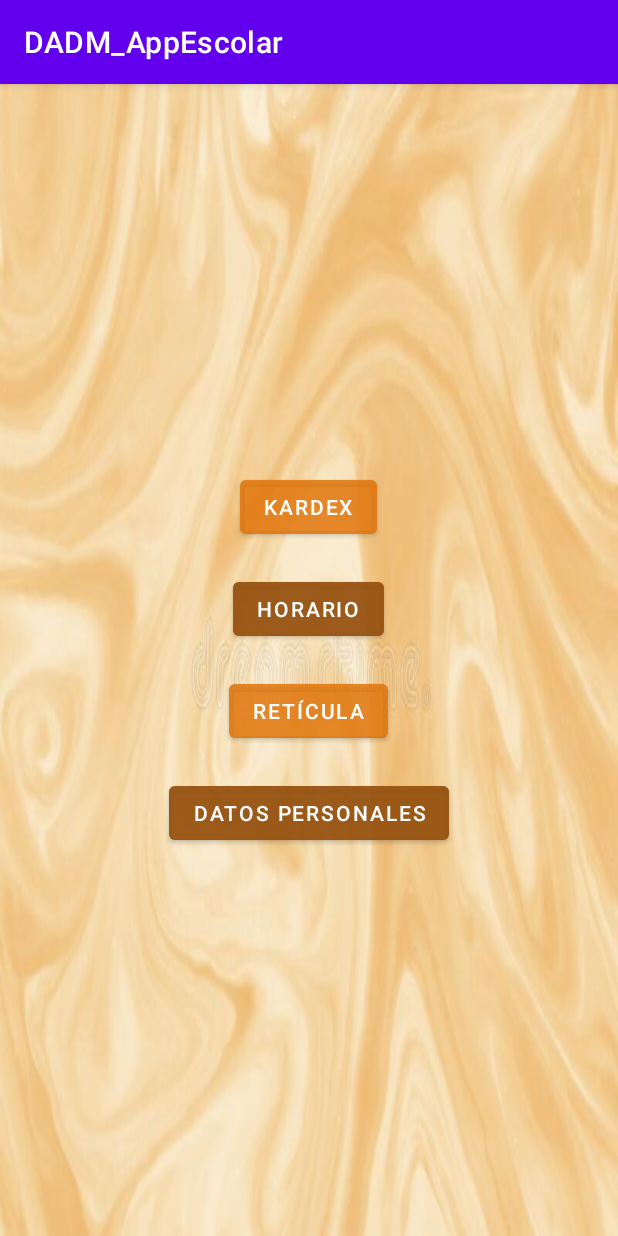
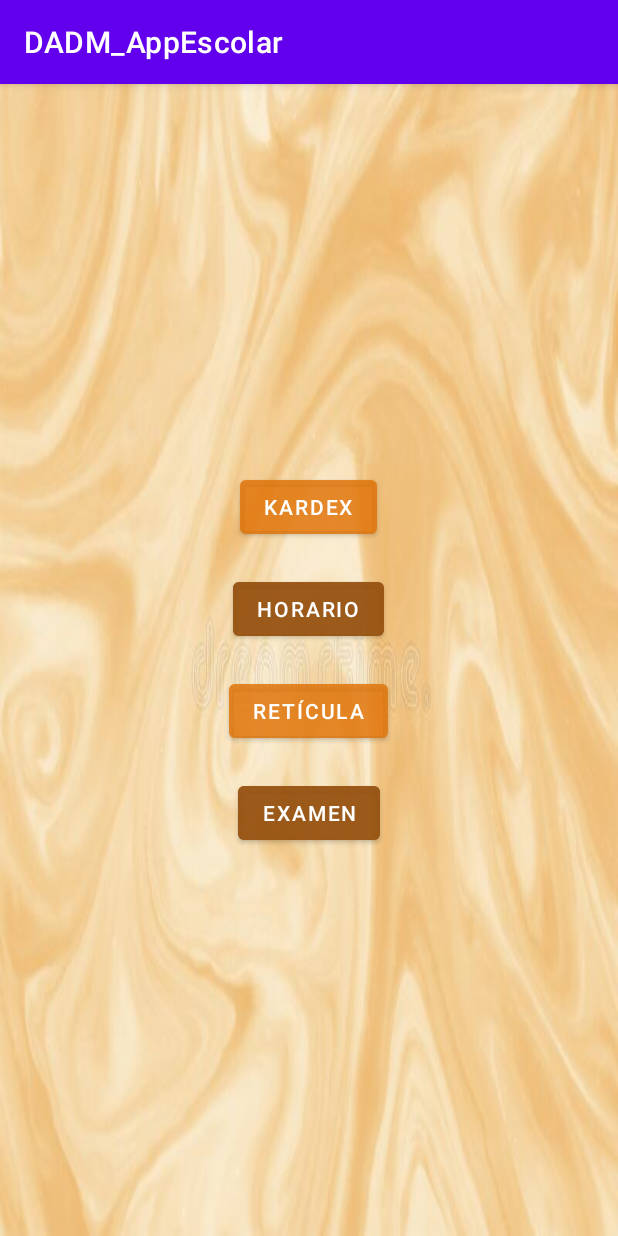
Before and after one commit to areyes403/ProyectoU1Moviles, an Android app: the MenuActivity screen opened directly, with no data from a screen before it, on a phone screen of 412 x 824 dp. Run offline under Robolectric (Android 15) with nearby library versions, the phone set to English and light mode, and no system bars; 4 statements that could not run were skipped.

Commit message:
Error btnExamen

```diff
--- a/app/src/main/java/mx/edu/itm/link/dadm_a_u1appescolar/MenuActivity.kt
+++ b/app/src/main/java/mx/edu/itm/link/dadm_a_u1appescolar/MenuActivity.kt
@@ -23,7 +23,7 @@ class MenuActivity : AppCompatActivity() {
         btnKardex = findViewById(R.id.btnKardex)
         btnHorario = findViewById(R.id.btnHorario)
         btnReticula = findViewById(R.id.btnReticula)
-        btnPersonales = findViewById(R.id.btnPersonales)
+       // btnPersonales = findViewById(R.id.btnPersonales)
         btnExamen=findViewById(R.id.btnExamen)
 
         stringBD = intent.getStringExtra("bd")!!
--- a/app/src/main/res/layout/activity_menu.xml
+++ b/app/src/main/res/layout/activity_menu.xml
@@ -35,8 +35,8 @@
         android:layout_height="wrap_content" />
 
     <Button
-        android:id="@+id/btnPersonales"
-        android:text="Datos personales"
+        android:id="@+id/btnExamen"
+        android:text="Examen"
         android:backgroundTint="#C3975311"
         android:layout_margin="10dp"
         android:layout_width="wrap_content"
```
